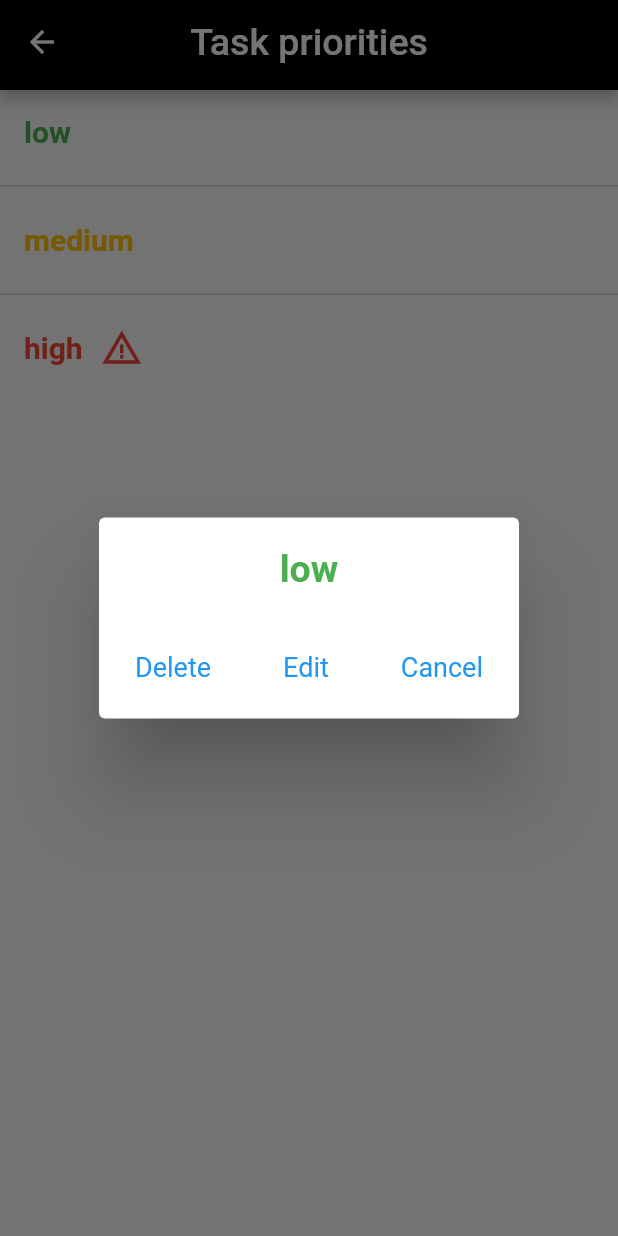
After one commit to WindowsCrashed/TodoAppUni, a Flutter app: the ListTaskPriorities screen opened by its route, after a tap on "low", on a phone screen of 412 x 824 dp. The commit adds this screen. Run offline on Flutter 3.47's test engine with Material 2 defaults, Android fonts, the phone set to English and light mode, and no system bars; our stand-ins replace flutter_colorpicker, multi_select_flutter; missing offline and left inert: flutter_iconpicker.

Commit message:
Created view task priority

```diff
--- a/lib/main.dart
+++ b/lib/main.dart
@@ -3,6 +3,7 @@ import 'package:todo_app_uni/pages/create_task.dart';
 import 'package:todo_app_uni/pages/create_task_priority.dart';
 import 'package:todo_app_uni/pages/create_task_type.dart';
 import 'package:todo_app_uni/pages/home.dart';
+import 'package:todo_app_uni/pages/list_task_priorities.dart';
 import 'package:todo_app_uni/pages/list_task_types.dart';
 import 'package:todo_app_uni/pages/view_task.dart';
 import 'package:todo_app_uni/services/seed_db.dart';
@@ -19,7 +20,8 @@ void main() {
       '/create-task-priority': (context) => const CreateTaskPriority(),
       '/create-task': (context) => const CreateTask(),
       '/view-task': (context) => ViewTask(),
-      '/list-task-types': (context) => const ListTaskTypes()
+      '/list-task-types': (context) => const ListTaskTypes(),
+      '/list-task-priorities': (context) => const ListTaskPriorities()
     },
     debugShowCheckedModeBanner: false,
   ));
--- /dev/null
+++ b/lib/pages/list_task_priorities.dart
@@ -0,0 +1,122 @@
+import 'package:flutter/material.dart';
+import 'package:todo_app_uni/models/task_priority.dart';
+import 'package:todo_app_uni/widgets/app_appbar.dart';
+import 'package:todo_app_uni/services/task_priority_service.dart';
+
+class ListTaskPriorities extends StatefulWidget {
+  const ListTaskPriorities({Key? key}) : super(key: key);
+
+  @override
+  State<ListTaskPriorities> createState() => _ListTaskPrioritiesState();
+}
+
+class _ListTaskPrioritiesState extends State<ListTaskPriorities> {
+  final _taskPriorityService = TaskPriorityService();
+
+  void _deletePriority(TaskPriority priority) {
+    String response = _taskPriorityService.deletePriority(priority.priority);
+    ScaffoldMessenger.of(context).showSnackBar(
+        SnackBar(content: Text(response), duration: const Duration(seconds: 3),)
+    );
+    Navigator.pop(context);
+    setState(() {});
+  }
+
+  void _showPriorityDialog(context, TaskPriority priority) => showDialog(
+      context: context,
+      builder: (context) => SimpleDialog(
+        titlePadding: const EdgeInsets.symmetric(vertical: 20),
+        title: Column(
+          children: [
+            Text(priority.priority,
+              textAlign: TextAlign.center,
+              style: TextStyle(
+                fontSize: 25,
+                fontWeight: FontWeight.bold,
+                color: priority.color
+              ),
+            ),
+            ...(priority.icon != null ? [
+              const SizedBox(height: 10,),
+              Icon(priority.icon,
+                size: 32,
+                color: priority.color,
+              )
+            ] : [])
+          ],
+        ),
+        children: [
+          Row(
+            mainAxisAlignment: MainAxisAlignment.spaceEvenly,
+            children: [
+              SimpleDialogOption(
+                onPressed: () => _deletePriority(priority),
+                child: const Text('Delete',
+                  style: TextStyle(
+                      fontSize: 18,
+                      color: Colors.blue
+                  ),
+                ),
+              ),
+              SimpleDialogOption(
+                onPressed: () {},
+                child: const Text('Edit',
+                  style: TextStyle(
+                      fontSize: 18,
+                      color: Colors.blue
+                  ),
+                ),
+              ),
+              SimpleDialogOption(
+                onPressed: () => Navigator.of(context).pop(),
+                child: const Text('Cancel',
+                  style: TextStyle(
+                      fontSize: 18,
+                      color: Colors.blue
+                  ),
+                ),
+              ),
+            ],
+          )
+        ],
+      )
+  );
+
+  Widget _buildList(context, index, priorities) {
+    final TaskPriority priority = priorities[index];
+
+    return ListTile(
+      title: Row(
+        children: [
+          Text(priority.priority,
+            style: TextStyle(
+                fontSize: 20,
+                color: priority.color,
+              fontWeight: FontWeight.bold
+            ),
+          ),
+          const SizedBox(width: 12,),
+          Icon(priority.icon,
+            size: 28,
+            color: priority.color,
+          ),
+        ],
+      ),
+      onTap: () => _showPriorityDialog(context, priorities[index]),
+    );
+  }
+
+  @override
+  Widget build(BuildContext context) {
+    List<TaskPriority> priorities = _taskPriorityService.getPriorities();
+
+    return Scaffold(
+      appBar: const AppAppBar(title: 'Task priorities'),
+      body: ListView.separated(
+        itemCount: priorities.length,
+        itemBuilder: (context, index) => _buildList(context, index, priorities),
+        separatorBuilder: (context, index) => const Divider(thickness: 1.2,),
+      ),
+    );
+  }
+}
--- a/lib/pages/list_task_types.dart
+++ b/lib/pages/list_task_types.dart
@@ -13,7 +13,7 @@ class ListTaskTypes extends StatefulWidget {
 class _ListTaskTypesState extends State<ListTaskTypes> {
   final _taskTypeService = TaskTypeService();
 
-  void _deleteType(type) {
+  void _deleteType(TaskType type) {
     String response = _taskTypeService.deleteType(type.type);
     ScaffoldMessenger.of(context).showSnackBar(
       SnackBar(content: Text(response), duration: const Duration(seconds: 3),)
@@ -22,7 +22,7 @@ class _ListTaskTypesState extends State<ListTaskTypes> {
     setState(() {});
   }
 
-  void _showTypeDialog(context, type) => showDialog(
+  void _showTypeDialog(context, TaskType type) => showDialog(
       context: context,
       builder: (context) => SimpleDialog(
         titlePadding: const EdgeInsets.symmetric(vertical: 20),
@@ -69,7 +69,7 @@ class _ListTaskTypesState extends State<ListTaskTypes> {
       )
   );
 
-  Widget buildList(context, index, types) {
+  Widget _buildList(context, index, types) {
     return ListTile(
       title: Text(types[index].type,
         style: const TextStyle(
@@ -88,7 +88,7 @@ class _ListTaskTypesState extends State<ListTaskTypes> {
       appBar: const AppAppBar(title: 'Task types'),
       body: ListView.separated(
         itemCount: types.length,
-        itemBuilder: (context, index) => buildList(context, index, types),
+        itemBuilder: (context, index) => _buildList(context, index, types),
         separatorBuilder: (context, index) => const Divider(thickness: 1.2,),
       ),
     );
--- a/lib/services/task_priority_service.dart
+++ b/lib/services/task_priority_service.dart
@@ -32,4 +32,10 @@ class TaskPriorityService {
   TaskPriority getPriority(String name) {
     return Db.priorities.firstWhere((p) => p.priority == name);
   }
+
+  String deletePriority(String name) {
+    TaskPriority? priority = getPriority(name);
+    Db.priorities.remove(priority);
+    return 'Task priority successfully removed.';
+  }
 }
--- a/lib/widgets/app_drawer.dart
+++ b/lib/widgets/app_drawer.dart
@@ -33,6 +33,11 @@ class AppDrawer extends StatelessWidget {
               icon: Icons.task,
               onTap: () => Navigator.pushNamed(context, '/list-task-types')
           ),
+          DrawerListTile(
+              title: 'Task priorities',
+              icon: Icons.priority_high,
+              onTap: () => Navigator.pushNamed(context, '/list-task-priorities')
+          ),
           const AppDrawerSectionDivider(label: 'Creation'),
           DrawerListTile(
             title: 'Create task',
```
